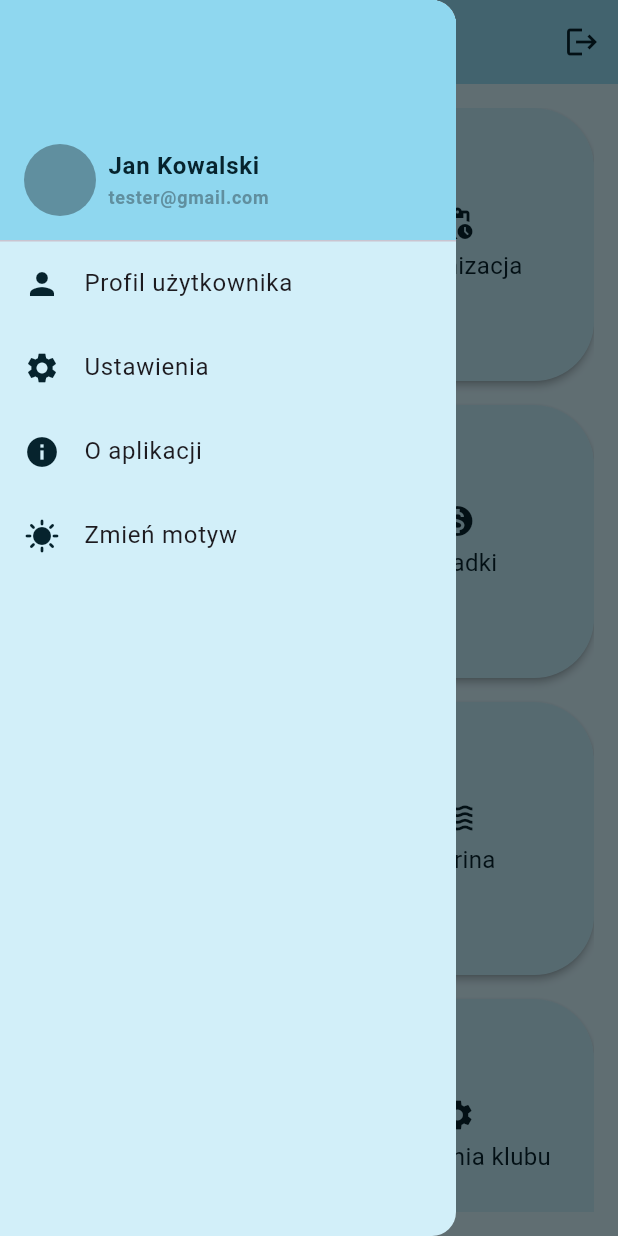
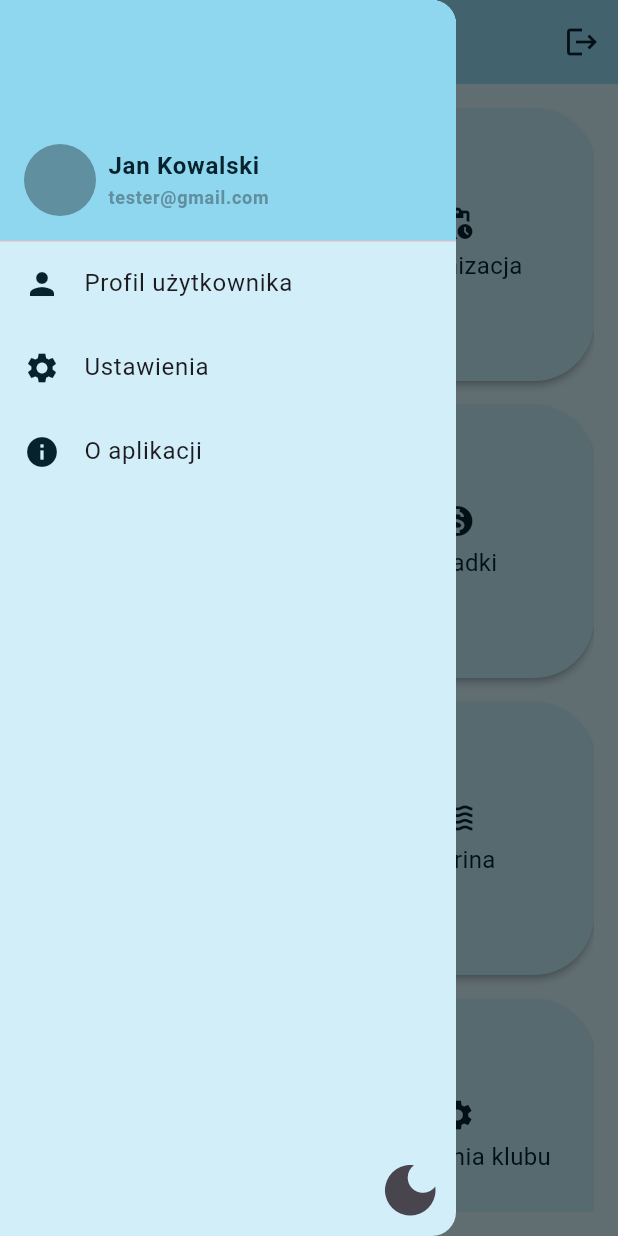
Before and after one commit to jkcoderdev/mariner-testing, a Flutter app: the MainPage screen opened by its route, with the side drawer open, on a phone screen of 412 x 824 dp. Run offline on Flutter 3.47's test engine with Material 3 defaults, Android fonts, the phone set to English and light mode, and no system bars; our stand-ins replace shared_preferences; accounts and stored records are empty; project files that could hold a hidden picture were left out.

Commit message:
Created special button to change theme in side menu

```diff
--- a/lib/components/side_menu.dart
+++ b/lib/components/side_menu.dart
@@ -26,10 +26,6 @@ class SideMenu extends StatelessWidget {
           title: 'O aplikacji',
           icon: Icons.info
       ),
-      SideMenuTileModel(
-          title: 'Zmień motyw',
-          icon: Icons.sunny,
-      )
     ];
 
     final colors = ThemeColors.of(context);
@@ -94,12 +90,19 @@ class SideMenu extends StatelessWidget {
                   leading: Icon(route.icon),
                   title: Text(route.title),
                   onTap: () {
-                    // route.executeWith(context);
-                    Provider.of<ThemeDataProvider>(context, listen: false).switchTheme();
+                    route.executeWith(context);
                   },
                 );
               }
             ),
+          ),
+          Row(
+            children: [
+              const Expanded(child: SizedBox()),
+              IconButton(onPressed: (){
+                Provider.of<ThemeDataProvider>(context, listen: false).switchTheme();
+              }, icon: Icon(Provider.of<ThemeDataProvider>(context).getThemeIcon() , size: 45.0,)),
+            ],
           )
         ],
       ),
--- a/lib/theme/theme.dart
+++ b/lib/theme/theme.dart
@@ -33,9 +33,12 @@ class ThemeDataProvider extends ChangeNotifier{
     return _isDarkMode ? darkTheme : lightTheme;
   }
 
+  IconData getThemeIcon(){
+    return _isDarkMode ? Icons.light_mode : Icons.dark_mode;
+  }
+
   void switchTheme(){
     _isDarkMode = !_isDarkMode;
     notifyListeners();
-    print(_isDarkMode);
   }
 }
```
